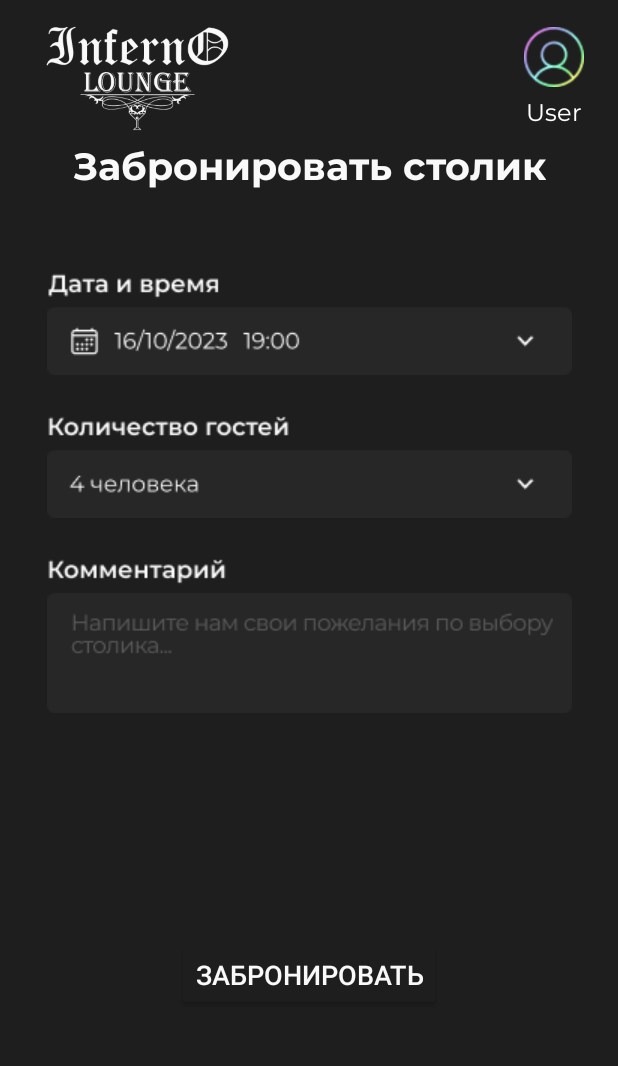
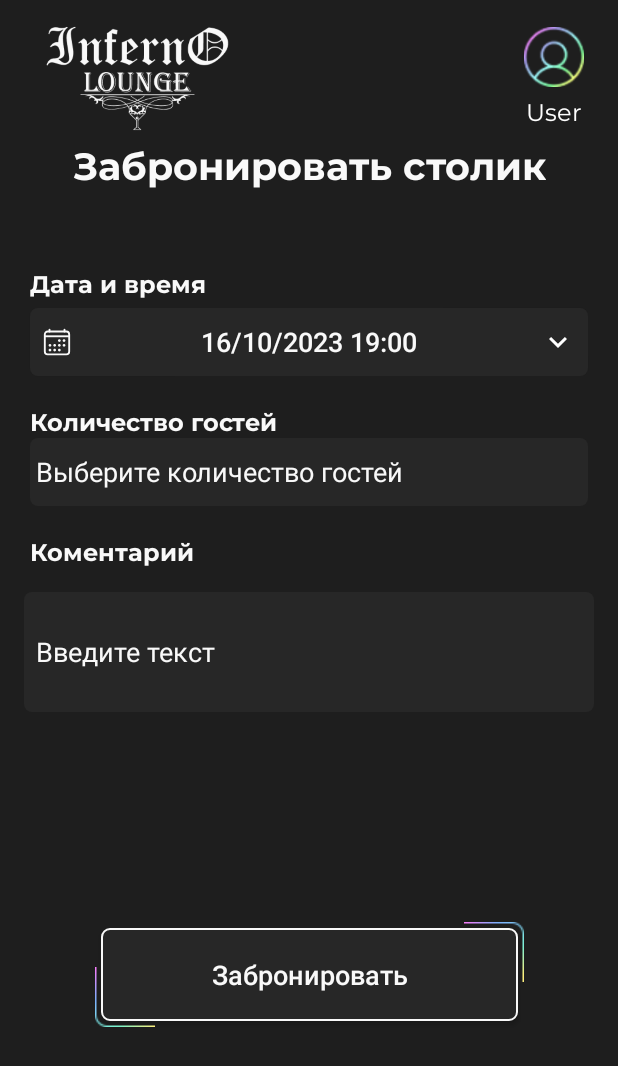
Before and after one commit to PineapplePractice-Hookah-MOB/InfernoHookah, an Android app: the ReservationFragment screen opened through its navigation route, on a phone screen of 412 x 824 dp. Shown: the top 1066 px of the screen. Run offline under Robolectric (Android 15) with nearby library versions, the phone set to English and light mode, and no system bars; our stand-ins replace navigation-ui.

Commit message:
подправил фрагмент бронь - поменял элементы, подправил фон для кнопок. реализовал выбор даты и времени и выбор количества гостей из выпадающего меню. Комментарии тоже вводятся.

```diff
--- /dev/null
+++ b/app/src/main/java/com/pineapplepractice/infernohookah/utils/DateTimePicker.kt
@@ -0,0 +1,50 @@
+package com.pineapplepractice.infernohookah.utils
+
+import android.app.DatePickerDialog
+import android.app.TimePickerDialog
+import android.content.Context
+import java.util.Calendar
+
+class DateTimePicker(private val context: Context, private val onDateTimeSet: (Long) -> Unit) {
+
+    init {
+        val calendar = Calendar.getInstance()
+        val currentYear = calendar.get(Calendar.YEAR)
+        val currentMonth = calendar.get(Calendar.MONTH)
+        val currentDay = calendar.get(Calendar.DAY_OF_MONTH)
+        val currentHour = calendar.get(Calendar.HOUR_OF_DAY)
+        val currentMinute = calendar.get(Calendar.MINUTE)
+
+        DatePickerDialog(
+            context,
+            { _, dpdYear, dpdMonth, dayOfMonth ->
+                val timeSetListener =
+                    TimePickerDialog.OnTimeSetListener { _, hourOfDay, pickerMinute ->
+                        val pickedDateTime = Calendar.getInstance()
+                        pickedDateTime.set(
+                            dpdYear,
+                            dpdMonth,
+                            dayOfMonth,
+                            hourOfDay,
+                            pickerMinute,
+                            0
+                        )
+                        val dateTimeInMillis = pickedDateTime.timeInMillis
+                        onDateTimeSet(dateTimeInMillis)
+                    }
+
+                TimePickerDialog(
+                    context,
+                    timeSetListener,
+                    currentHour,
+                    currentMinute,
+                    true
+                ).show()
+
+            },
+            currentYear,
+            currentMonth,
+            currentDay
+        ).show()
+    }
+}
--- a/app/src/main/java/com/pineapplepractice/infernohookah/view/fragments/ReservationFragment.kt
+++ b/app/src/main/java/com/pineapplepractice/infernohookah/view/fragments/ReservationFragment.kt
@@ -1,14 +1,19 @@
 package com.pineapplepractice.infernohookah.view.fragments
 
-import androidx.lifecycle.ViewModelProvider
 import android.os.Bundle
 import androidx.fragment.app.Fragment
 import android.view.LayoutInflater
 import android.view.View
 import android.view.ViewGroup
+import android.widget.ArrayAdapter
 import androidx.fragment.app.viewModels
+import com.pineapplepractice.infernohookah.R
 import com.pineapplepractice.infernohookah.databinding.FragmentReservationBinding
+import com.pineapplepractice.infernohookah.utils.DateTimePicker
 import com.pineapplepractice.infernohookah.viewmodel.ReservationViewModel
+import java.text.SimpleDateFormat
+import java.util.Date
+import java.util.Locale
 
 class ReservationFragment : Fragment() {
     private var _binding: FragmentReservationBinding? = null
@@ -25,5 +30,19 @@ class ReservationFragment : Fragment() {
 
     override fun onViewCreated(view: View, savedInstanceState: Bundle?) {
         super.onViewCreated(view, savedInstanceState)
+
+        val adapter = ArrayAdapter.createFromResource(requireContext(), R.array.guests,R.layout.spinner_layout)
+        adapter.setDropDownViewResource(R.layout.spinner_dropdown_layout)
+        binding.spinner.adapter = adapter
+
+        binding.btDateAndTime.setOnClickListener {
+            DateTimePicker(requireContext()) { dateTimeInMillis ->
+                // Делайте необходимые действия с dateTimeInMillis (время в миллисекундах эпохи)
+                println("Время в милисекундках эпохи: $dateTimeInMillis ")
+                val format = SimpleDateFormat("dd/MM/yyyy HH:mm", Locale("ru", "RU"))
+                println("Дата в удобном виде: ${format.format(Date(dateTimeInMillis))}")
+                binding.btDateAndTime.text = format.format(Date(dateTimeInMillis))
+            }
+        }
     }
 }
--- /dev/null
+++ b/app/src/main/res/drawable/background_comment_edittext.xml
@@ -0,0 +1,21 @@
+<?xml version="1.0" encoding="utf-8"?>
+<selector xmlns:android="http://schemas.android.com/apk/res/android">
+    <item android:state_pressed="true">
+        <shape android:shape="rectangle">
+            <solid android:color="#272727" />
+            <corners android:radius="5dp" />
+            <padding android:bottom="4dp" android:left="4dp" android:right="4dp" android:top="4dp" />
+            <stroke android:width="2dp" android:color="#F9F9F9" />
+        </shape>
+    </item>
+    <item>
+        <layer-list>
+            <item>
+                <shape android:shape="rectangle">
+                    <solid android:color="#272727" />
+                    <corners android:radius="5dp" />
+                </shape>
+            </item>
+        </layer-list>
+    </item>
+</selector>
--- /dev/null
+++ b/app/src/main/res/drawable/background_custom_button.xml
@@ -0,0 +1,29 @@
+<?xml version="1.0" encoding="utf-8"?>
+<selector xmlns:android="http://schemas.android.com/apk/res/android">
+    <item android:state_pressed="true">
+        <shape android:shape="rectangle">
+            <solid android:color="#272727" />
+            <corners android:radius="5dp" />
+            <padding android:bottom="4dp" android:left="4dp" android:right="4dp" android:top="4dp" />
+            <stroke android:width="2dp" android:color="#F9F9F9" />
+        </shape>
+    </item>
+    <item>
+        <layer-list>
+            <item android:left="4dp" android:top="4dp" android:right="4dp" android:bottom="4dp">
+                <shape android:shape="rectangle">
+                    <solid android:color="#272727" />
+                    <corners android:radius="5dp" />
+                    <stroke android:width="1dp" android:color="#F9F9F9" />
+                </shape>
+            </item>
+            <item android:gravity="end|top" >
+                <bitmap android:src="@drawable/corner_right" />
+            </item>
+            <item android:gravity="start|bottom" >
+                <bitmap android:src="@drawable/corner_left"
+                    android:padding="4dp"/>
+            </item>
+        </layer-list>
+    </item>
+</selector>
--- /dev/null
+++ b/app/src/main/res/drawable/background_date_and_time_button.xml
@@ -0,0 +1,29 @@
+<?xml version="1.0" encoding="utf-8"?>
+<selector xmlns:android="http://schemas.android.com/apk/res/android">
+    <item android:state_pressed="true">
+        <shape android:shape="rectangle">
+            <solid android:color="#272727" />
+            <corners android:radius="5dp" />
+            <padding android:bottom="4dp" android:left="4dp" android:right="4dp" android:top="4dp" />
+            <stroke android:width="2dp" android:color="#F9F9F9" />
+        </shape>
+    </item>
+    <item>
+        <layer-list>
+            <item>
+                <shape android:shape="rectangle">
+                    <solid android:color="#272727" />
+                    <corners android:radius="5dp" />
+                </shape>
+            </item>
+
+            <item  android:gravity="start|center_vertical">
+                <inset android:drawable="@drawable/ion_calendar_outline" android:insetLeft="8dp"/>
+            </item>
+
+            <item  android:gravity="end|center_vertical">
+                <inset android:drawable="@drawable/baseline_expand_more_24"  android:insetRight="8dp"/>
+            </item>
+        </layer-list>
+    </item>
+</selector>
--- /dev/null
+++ b/app/src/main/res/drawable/background_guests_button.xml
@@ -0,0 +1,25 @@
+<?xml version="1.0" encoding="utf-8"?>
+<selector xmlns:android="http://schemas.android.com/apk/res/android">
+    <item android:state_pressed="true">
+        <shape android:shape="rectangle">
+            <solid android:color="#272727" />
+            <corners android:radius="5dp" />
+            <padding android:bottom="4dp" android:left="4dp" android:right="4dp" android:top="4dp" />
+            <stroke android:width="2dp" android:color="#F9F9F9" />
+        </shape>
+    </item>
+    <item>
+        <layer-list>
+            <item>
+                <shape android:shape="rectangle">
+                    <solid android:color="#272727" />
+                    <corners android:radius="5dp" />
+                </shape>
+            </item>
+
+            <item  android:gravity="end|center_vertical">
+                <inset android:drawable="@drawable/baseline_expand_more_24"  android:insetRight="8dp"/>
+            </item>
+        </layer-list>
+    </item>
+</selector>
--- /dev/null
+++ b/app/src/main/res/drawable/baseline_expand_more_24.xml
@@ -0,0 +1,5 @@
+<vector android:height="24dp" android:tint="#FFFFFF"
+    android:viewportHeight="24" android:viewportWidth="24"
+    android:width="24dp" xmlns:android="http://schemas.android.com/apk/res/android">
+    <path android:fillColor="@android:color/white" android:pathData="M16.59,8.59L12,13.17 7.41,8.59 6,10l6,6 6,-6z"/>
+</vector>
--- /dev/null
+++ b/app/src/main/res/drawable/ion_calendar_outline.xml
@@ -0,0 +1,52 @@
+<vector xmlns:android="http://schemas.android.com/apk/res/android"
+    android:width="20dp"
+    android:height="21dp"
+    android:viewportWidth="20"
+    android:viewportHeight="21">
+  <path
+      android:pathData="M16.25,3.625H3.75C2.714,3.625 1.875,4.464 1.875,5.5V16.75C1.875,17.785 2.714,18.625 3.75,18.625H16.25C17.285,18.625 18.125,17.785 18.125,16.75V5.5C18.125,4.464 17.285,3.625 16.25,3.625Z"
+      android:strokeLineJoin="round"
+      android:strokeWidth="1.25"
+      android:fillColor="#00000000"
+      android:strokeColor="#F9F9F9"/>
+  <path
+      android:pathData="M11.563,10.5C12.08,10.5 12.5,10.08 12.5,9.563C12.5,9.045 12.08,8.625 11.563,8.625C11.045,8.625 10.625,9.045 10.625,9.563C10.625,10.08 11.045,10.5 11.563,10.5Z"
+      android:fillColor="#F9F9F9"/>
+  <path
+      android:pathData="M14.688,10.5C15.205,10.5 15.625,10.08 15.625,9.563C15.625,9.045 15.205,8.625 14.688,8.625C14.17,8.625 13.75,9.045 13.75,9.563C13.75,10.08 14.17,10.5 14.688,10.5Z"
+      android:fillColor="#F9F9F9"/>
+  <path
+      android:pathData="M11.563,13.625C12.08,13.625 12.5,13.205 12.5,12.688C12.5,12.17 12.08,11.75 11.563,11.75C11.045,11.75 10.625,12.17 10.625,12.688C10.625,13.205 11.045,13.625 11.563,13.625Z"
+      android:fillColor="#F9F9F9"/>
+  <path
+      android:pathData="M14.688,13.625C15.205,13.625 15.625,13.205 15.625,12.688C15.625,12.17 15.205,11.75 14.688,11.75C14.17,11.75 13.75,12.17 13.75,12.688C13.75,13.205 14.17,13.625 14.688,13.625Z"
+      android:fillColor="#F9F9F9"/>
+  <path
+      android:pathData="M5.313,13.625C5.83,13.625 6.25,13.205 6.25,12.688C6.25,12.17 5.83,11.75 5.313,11.75C4.795,11.75 4.375,12.17 4.375,12.688C4.375,13.205 4.795,13.625 5.313,13.625Z"
+      android:fillColor="#F9F9F9"/>
+  <path
+      android:pathData="M8.438,13.625C8.955,13.625 9.375,13.205 9.375,12.688C9.375,12.17 8.955,11.75 8.438,11.75C7.92,11.75 7.5,12.17 7.5,12.688C7.5,13.205 7.92,13.625 8.438,13.625Z"
+      android:fillColor="#F9F9F9"/>
+  <path
+      android:pathData="M5.313,16.75C5.83,16.75 6.25,16.33 6.25,15.813C6.25,15.295 5.83,14.875 5.313,14.875C4.795,14.875 4.375,15.295 4.375,15.813C4.375,16.33 4.795,16.75 5.313,16.75Z"
+      android:fillColor="#F9F9F9"/>
+  <path
+      android:pathData="M8.438,16.75C8.955,16.75 9.375,16.33 9.375,15.813C9.375,15.295 8.955,14.875 8.438,14.875C7.92,14.875 7.5,15.295 7.5,15.813C7.5,16.33 7.92,16.75 8.438,16.75Z"
+      android:fillColor="#F9F9F9"/>
+  <path
+      android:pathData="M11.563,16.75C12.08,16.75 12.5,16.33 12.5,15.813C12.5,15.295 12.08,14.875 11.563,14.875C11.045,14.875 10.625,15.295 10.625,15.813C10.625,16.33 11.045,16.75 11.563,16.75Z"
+      android:fillColor="#F9F9F9"/>
+  <path
+      android:pathData="M5,2.375V3.625M15,2.375V3.625"
+      android:strokeLineJoin="round"
+      android:strokeWidth="1.25"
+      android:fillColor="#00000000"
+      android:strokeColor="#F9F9F9"
+      android:strokeLineCap="round"/>
+  <path
+      android:pathData="M18.125,6.75H1.875"
+      android:strokeLineJoin="round"
+      android:strokeWidth="1.25"
+      android:fillColor="#00000000"
+      android:strokeColor="#F9F9F9"/>
+</vector>
--- a/app/src/main/res/layout/fragment_reservation.xml
+++ b/app/src/main/res/layout/fragment_reservation.xml
@@ -62,50 +62,103 @@
         app:layout_constraintStart_toStartOf="parent"
         app:layout_constraintTop_toTopOf="@+id/guideline" />
 
-    <ImageView
-        android:id="@+id/date_and_time"
+    <TextView
+        android:id="@+id/tv_date_and_time"
         android:layout_width="wrap_content"
         android:layout_height="wrap_content"
+        android:layout_marginLeft="20dp"
         android:layout_marginTop="52dp"
-        android:layout_marginBottom="24dp"
-        android:src="@drawable/date_and_time"
-        app:layout_constraintEnd_toEndOf="parent"
+        android:layout_marginBottom="5dp"
+        android:fontFamily="@font/montserrat_bold"
+        android:text="Дата и время"
+        android:textColor="#F9F9F9"
+        android:textSize="16sp"
         app:layout_constraintStart_toStartOf="parent"
         app:layout_constraintTop_toBottomOf="@+id/reservation" />
 
-    <ImageView
-        android:id="@+id/guests"
+    <androidx.appcompat.widget.AppCompatButton
+        android:id="@+id/bt_date_and_time"
+        android:layout_width="match_parent"
+        android:layout_height="45dp"
+        android:layout_marginLeft="20dp"
+        android:layout_marginTop="5dp"
+        android:layout_marginRight="20dp"
+        android:background="@drawable/background_date_and_time_button"
+        android:text="16/10/2023 19:00"
+        android:textColor="#F9F9F9"
+        android:textSize="18sp"
+        app:layout_constraintEnd_toEndOf="parent"
+        app:layout_constraintStart_toStartOf="parent"
+        app:layout_constraintTop_toBottomOf="@+id/tv_date_and_time" />
+
+    <TextView
+        android:id="@+id/tv_guests"
         android:layout_width="wrap_content"
         android:layout_height="wrap_content"
-        android:layout_marginTop="24dp"
-        android:layout_marginBottom="24dp"
-        android:src="@drawable/guests"
+        android:layout_marginLeft="20dp"
+        android:layout_marginTop="20dp"
+        android:layout_marginBottom="5dp"
+        android:fontFamily="@font/montserrat_bold"
+        android:text="Количество гостей"
+        android:textColor="#F9F9F9"
+        android:textSize="16sp"
+        app:layout_constraintStart_toStartOf="parent"
+        app:layout_constraintTop_toBottomOf="@+id/bt_date_and_time" />
+
+    <Spinner
+        android:id="@+id/spinner"
+        android:layout_width="match_parent"
+        android:layout_height="45dp"
+        android:layout_marginLeft="20dp"
+        android:layout_marginRight="20dp"
+        android:background="@drawable/background_guests_button"
+        android:entries="@array/guests"
+        android:textColor="#F9F9F9"
         app:layout_constraintEnd_toEndOf="parent"
         app:layout_constraintStart_toStartOf="parent"
-        app:layout_constraintTop_toBottomOf="@+id/date_and_time" />
+        app:layout_constraintTop_toBottomOf="@+id/tv_guests"/>
 
-    <ImageView
-        android:id="@+id/comments"
+    <TextView
+        android:id="@+id/tv_comment"
         android:layout_width="wrap_content"
         android:layout_height="wrap_content"
-        android:layout_marginTop="24dp"
-        android:src="@drawable/coments"
+        android:layout_marginLeft="20dp"
+        android:layout_marginTop="20dp"
+        android:layout_marginBottom="5dp"
+        android:fontFamily="@font/montserrat_bold"
+        android:text="Коментарий"
+        android:textColor="#F9F9F9"
+        android:textSize="16sp"
+        app:layout_constraintStart_toStartOf="parent"
+        app:layout_constraintTop_toBottomOf="@+id/spinner" />
+
+    <EditText
+        android:id="@+id/et_comment"
+        android:layout_width="match_parent"
+        android:layout_height="80dp"
+        android:layout_margin="16dp"
+        android:background="@drawable/background_comment_edittext"
+        android:hint="Введите текст"
+        android:padding="8dp"
+        android:textColor="#F9F9F9"
+        android:textColorHint="#F9F9F9"
         app:layout_constraintEnd_toEndOf="parent"
         app:layout_constraintStart_toStartOf="parent"
-        app:layout_constraintTop_toBottomOf="@+id/guests"/>
+        app:layout_constraintTop_toBottomOf="@+id/tv_comment" />
 
     <androidx.appcompat.widget.AppCompatButton
         android:id="@+id/myButton"
-        android:layout_width="wrap_content"
-        android:layout_height="wrap_content"
+        android:layout_width="286dp"
+        android:layout_height="70dp"
+        android:layout_margin="16dp"
+        android:background="@drawable/background_custom_button"
         android:text="Забронировать"
-        android:layout_margin="16dp"
-        android:backgroundTint="#1E1E1E"
+        android:textAllCaps="false"
         android:textColor="#F9F9F9"
         android:textSize="18sp"
+        app:layout_constraintBottom_toBottomOf="parent"
+        app:layout_constraintEnd_toEndOf="parent"
         app:layout_constraintStart_toStartOf="parent"
-        app:layout_constraintEnd_toEndOf="parent"
-        app:layout_constraintTop_toBottomOf="@+id/comments"
-        app:layout_constraintBottom_toBottomOf="parent" />
+        app:layout_constraintTop_toBottomOf="@+id/et_comment" />
 
 </androidx.constraintlayout.widget.ConstraintLayout>
--- /dev/null
+++ b/app/src/main/res/layout/spinner_dropdown_layout.xml
@@ -0,0 +1,10 @@
+<?xml version="1.0" encoding="utf-8"?>
+<TextView xmlns:android="http://schemas.android.com/apk/res/android"
+    android:layout_width="match_parent"
+    android:layout_height="wrap_content"
+    android:background="#272727"
+    android:text="Выберите количество гостей:"
+    android:textColor="#F9F9F9"
+    android:textSize="18sp">
+
+</TextView>
--- /dev/null
+++ b/app/src/main/res/layout/spinner_layout.xml
@@ -0,0 +1,10 @@
+<?xml version="1.0" encoding="utf-8"?>
+<CheckedTextView xmlns:android="http://schemas.android.com/apk/res/android"
+    android:layout_width="match_parent"
+    android:layout_height="wrap_content"
+    android:background="#272727"
+    android:text="Выберите количество гостей:"
+    android:textColor="#F9F9F9"
+    android:textSize="18sp">
+
+</CheckedTextView>
--- a/app/src/main/res/values/strings.xml
+++ b/app/src/main/res/values/strings.xml
@@ -1,4 +1,13 @@
 <resources>
     <string name="app_name">InfernoHookah</string>
     <string name="inferno_hookah_lounge">Inferno Hookah Lounge</string>
+    <string-array name="guests">
+        <item>Выберите количество гостей </item>
+        <item>1 человек</item>
+        <item>2 человека</item>
+        <item>3 человека</item>
+        <item>4 человека</item>
+        <item>5 человек</item>
+        <item>6 и более</item>
+    </string-array>
 </resources>
```
Also changed, not shown: app/src/main/res/drawable/coments.png (deleted), app/src/main/res/drawable/date_and_time.png (deleted), app/src/main/res/drawable/guests.png (deleted).
